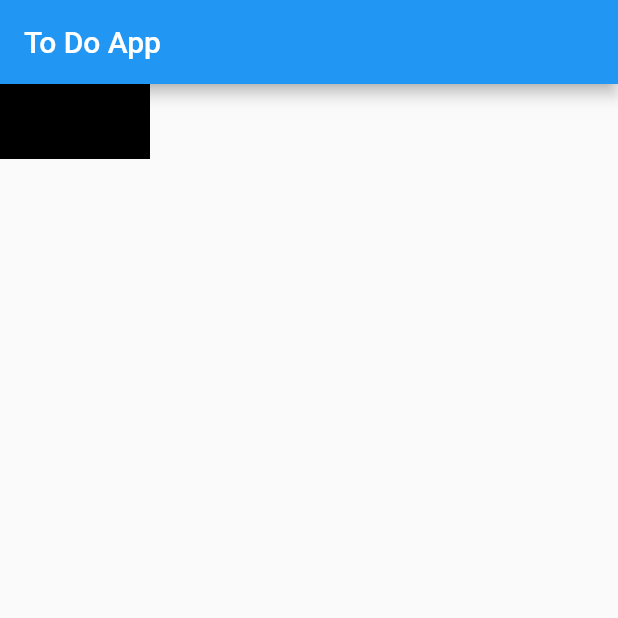
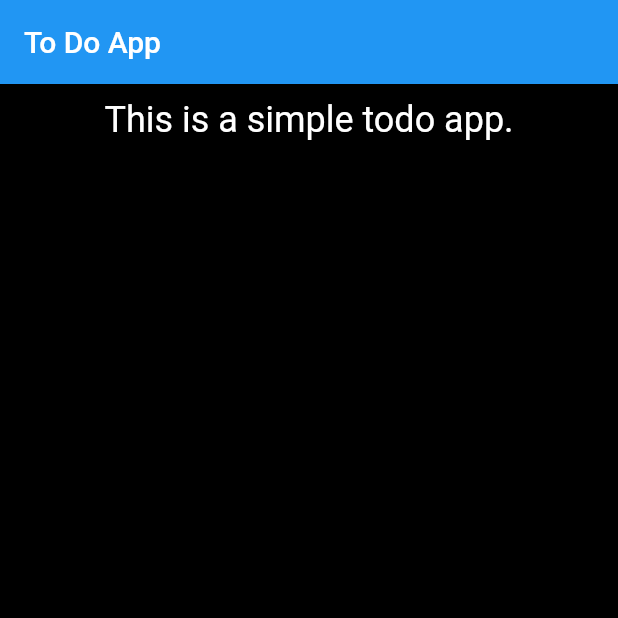
Before and after one commit to manjilkoirala/ToDo-App, a Flutter app: the screen it shows after launch, on a phone screen of 412 x 824 dp, the top half of it. Run offline on Flutter 3.47's test engine with Material 2 defaults, Android fonts, the phone set to English and light mode, and no system bars.

Commit message:
Simple Design of TODo App

```diff
--- a/lib/main.dart
+++ b/lib/main.dart
@@ -27,9 +27,14 @@ class HomePage extends StatelessWidget {
       ),
       body: Container(
         color: Colors.black,
-        height: 50,
-        width: 100,
-        child: const Text('This is a simple todo app.'),
+        height: MediaQuery.of(context).size.height,
+        width: MediaQuery.of(context).size.width,
+        child: const Padding(
+          padding: EdgeInsets.only(top: 10),
+          child: Text('This is a simple todo app.',
+              textAlign: TextAlign.center,
+              style: TextStyle(color: Colors.white, fontSize: 24)),
+        ),
       ),
     );
   }
```
Also changed, not shown: pubspec.lock.
